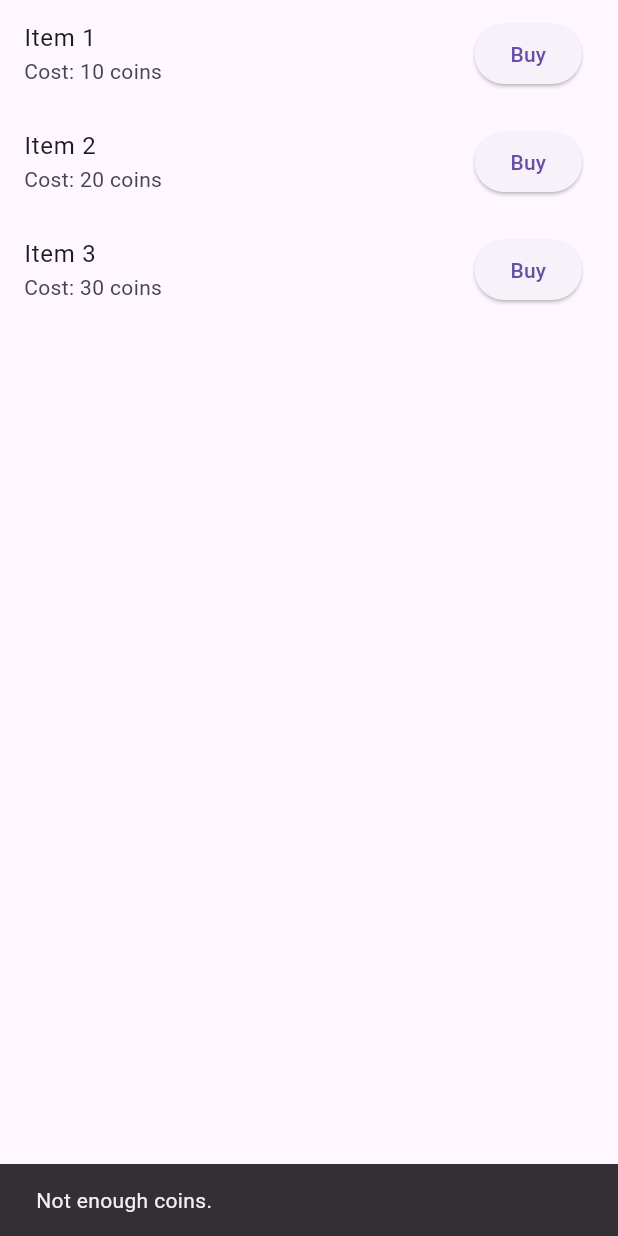
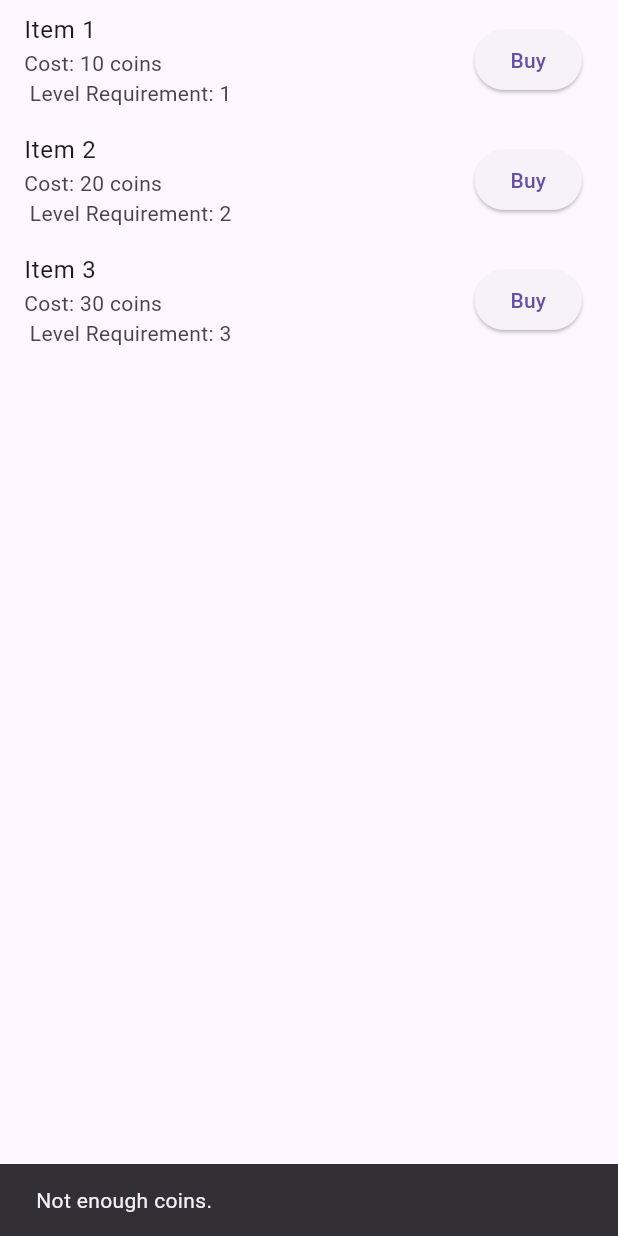
Before and after one commit to fernandoAra/scarlet-qhack-2024, a Flutter app: the Store widget shown alone on an empty page, opened directly, after a tap on "Buy", on a phone screen of 412 x 824 dp. Run offline on Flutter 3.47's test engine with Material 3 defaults, Android fonts, the phone set to English and light mode, and no system bars; generated files the repository leaves out were written again.

Commit message:
Character 1st Version

```diff
--- /dev/null
+++ b/dinosaur_walker/lib/exp_provider.dart
@@ -0,0 +1,30 @@
+import 'package:flutter/foundation.dart';
+
+class ExpProvider with ChangeNotifier {
+  int _exp = 0;
+  int _level = 1;
+
+  int get exp => _exp;
+  int get level => _level;
+
+  final List<int> _expThresholds = [0, 100, 300, 600, 1000, 1500];
+
+  void addExp(int points) {
+    _exp += points;
+    while (_level < _expThresholds.length - 1 && _exp >= _expThresholds[_level]) {
+      _level++;
+      // Additional logic for leveling up
+    }
+    notifyListeners();
+  }
+
+  int get expToNextLevel => _level < _expThresholds.length ? _expThresholds[_level] - _exp : 0;
+  double get progressToNextLevel {
+    if (_level >= _expThresholds.length - 1) {
+      return 1.0; // Max level reached
+    }
+    int currentLevelExp = _expThresholds[_level - 1];
+    int nextLevelExp = _expThresholds[_level];
+    return (_exp - currentLevelExp) / (nextLevelExp - currentLevelExp);
+  }
+}
--- a/dinosaur_walker/lib/store.dart
+++ b/dinosaur_walker/lib/store.dart
@@ -3,21 +3,23 @@ import 'package:flutter/material.dart';
 import 'package:provider/provider.dart';
 import 'coins_provider.dart'; // Import your CoinsProvider
 import 'inventory_provider.dart';
+import 'exp_provider.dart';
 // import 'store_item.dart'; // Import StoreItem model
 
 class StoreItem {
   final String name;
   final int cost;
+  final int levelRequirement; // New property
 
-  StoreItem({required this.name, required this.cost});
+  StoreItem({required this.name, required this.cost, required this.levelRequirement});
 }
 
 class Store extends StatelessWidget {
   // Example store items
   final List<StoreItem> items = [
-    StoreItem(name: "Item 1", cost: 10),
-    StoreItem(name: "Item 2", cost: 20),
-    StoreItem(name: "Item 3", cost: 30),
+    StoreItem(name: "Item 1", cost: 10, levelRequirement: 1),
+    StoreItem(name: "Item 2", cost: 20, levelRequirement: 2),
+    StoreItem(name: "Item 3", cost: 30, levelRequirement: 3),
   ];
 
   @override
@@ -28,17 +30,22 @@ class Store extends StatelessWidget {
         final item = items[index];
         return ListTile(
           title: Text(item.name),
-          subtitle: Text("Cost: ${item.cost} coins"),
+          subtitle: Text("Cost: ${item.cost} coins \n Level Requirement: ${item.levelRequirement}"),
           trailing: ElevatedButton(
             onPressed: () {
               final coinsProvider = Provider.of<CoinsProvider>(context, listen: false);
               final inventoryProvider = Provider.of<InventoryProvider>(context, listen: false);
+              final expProvider = Provider.of<ExpProvider>(context, listen: false); // Access ExpProvider
 
-                if (inventoryProvider.isItemOwned(item)) {
+              if (expProvider.level < item.levelRequirement) {
+                ScaffoldMessenger.of(context).showSnackBar(
+                  SnackBar(content: Text("You need to be at least level ${item.levelRequirement} to buy this item.")),
+                );
+              } else if (inventoryProvider.isItemOwned(item)) {
                 ScaffoldMessenger.of(context).showSnackBar(
                   SnackBar(content: Text("You already own this item.")),
                 );
-                } else if (inventoryProvider.purchaseItem(item, item.cost, coinsProvider.coins)) {
+              } else if (coinsProvider.coins >= item.cost && inventoryProvider.purchaseItem(item, item.cost, coinsProvider.coins)) {
                 coinsProvider.addCoins(-item.cost);
                 ScaffoldMessenger.of(context).showSnackBar(
                   SnackBar(content: Text('Purchased ${item.name}!')),
--- a/dinosaur_walker/pubspec.yaml
+++ b/dinosaur_walker/pubspec.yaml
@@ -30,4 +30,6 @@ flutter:
 
   assets:
     # Add assets from the images directory to the application.
+    - assets/animations/dino_run.gif
+    - assets/animations/dino_run2.gif
     - assets/images/
```
Also changed, not shown: dinosaur_walker/lib/home_page.dart (+28 -15 lines), dinosaur_walker/lib/main.dart (+80 -17 lines), dinosaur_walker/assets/animations/dino_run.gif (added), dinosaur_walker/assets/animations/dino_run2.gif (added). Lines whose indentation alone changed are shown as unchanged.
